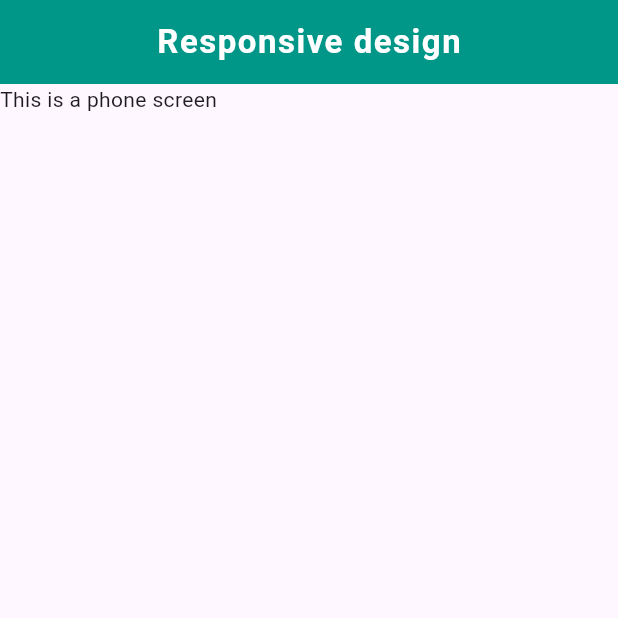
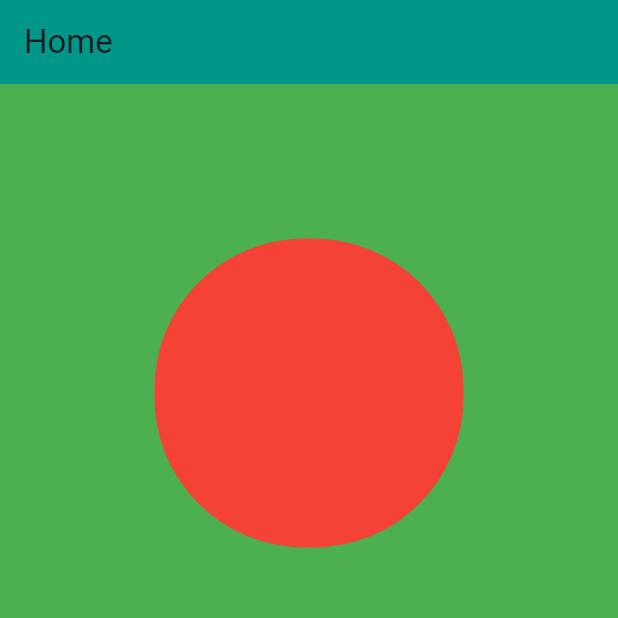
Before and after one commit to mdrahib46/Batch7-IntroProject, a Flutter app: the screen it shows after launch, on a phone screen of 412 x 824 dp, the top half of it. Run offline on Flutter 3.47's test engine with Material 3 defaults, Android fonts, the phone set to English and light mode, and no system bars; our stand-ins replace device_preview.

Commit message:
Aspect ratio | Expanded | FractionallySizeBox

```diff
--- a/lib/main.dart
+++ b/lib/main.dart
@@ -2,10 +2,7 @@
 import 'package:flutter/material.dart';
 
 void main() {
-
-  runApp(DevicePreview(
-      enabled: true,
-      builder: (context)=> const MyApp()));
+  runApp(const MyApp());
 }
 
 class MyApp extends StatelessWidget {
@@ -13,17 +10,16 @@
 
   @override
   Widget build(BuildContext context) {
-    return MaterialApp(
-      useInheritedMediaQuery: true,
-      locale: DevicePreview.locale(context),
-      builder: DevicePreview.appBuilder,
-      theme: ThemeData.light(),
-      darkTheme: ThemeData.dark(),
+    return const MaterialApp(
+      //   useInheritedMediaQuery: true,
+      //   locale: DevicePreview.locale(context),
+      //   builder: DevicePreview.appBuilder,
+      //   theme: ThemeData.light(),
+      //   darkTheme: ThemeData.dark(),
       home: HomePage(),
     );
   }
 }
-
 
 class HomePage extends StatelessWidget {
   const HomePage({super.key});
@@ -31,59 +27,25 @@
   @override
   Widget build(BuildContext context) {
     return Scaffold(
-        appBar: AppBar(
-          centerTitle: true,
-          title: const Text(
-            'Responsive design',
-            style: TextStyle(
-              color: Colors.white,
-              letterSpacing: 1,
-              fontWeight: FontWeight.bold,
-            ),
+      appBar: AppBar(
+        title: const Text('Home'),
+        backgroundColor: Colors.teal,
+      ),
+      body: SizedBox(
+       height: MediaQuery.of(context).size.width,
+          width: MediaQuery.of(context).size.width,
+       child: FractionallySizedBox(
+         widthFactor: 0.5,
+         heightFactor: 0.5,
+         child: Container(
+          decoration: BoxDecoration(
+            borderRadius: BorderRadius.circular(100),
+            color: Colors.red
           ),
-          backgroundColor: Colors.teal,
-        ),
-
-        // Responsive Design by Orientation Builder
-        // body: OrientationBuilder(
-        //   builder: (context, Orientation orientation) {
-        //     print(orientation);
-        //     if(orientation == Orientation.portrait){
-        //       return const SafeArea(
-        //           child: Wrap(
-        //             alignment: WrapAlignment.center,
-        //             children: [
-        //               Text("datasf dfafsadfa"),
-        //               Text("datas dfasdfa"),
-        //               Text("daasd fasdfta"),
-        //               Text("daas dfasta"),
-        //               Text("daasd fasta"),
-        //               Text("datdf dfasdfasa"),
-        //               Text("asdfa sdf"),
-        //             ],
-        //           ));
-        //     }
-        //     return const Center(
-        //         child: Wrap(
-        //           alignment: WrapAlignment.center,
-        //       children: [
-        //         Text('To big Screen')
-        //       ],
-        //     ));
-        //   }
-        // ),
-        body: LayoutBuilder(builder: (context, BoxConstraints constraints){
-
-          if(constraints.maxWidth < 640){
-            return Text('This is a phone screen');
-          }
-          else if(constraints.maxWidth >640 && constraints.maxWidth < 1008){
-            return Text('This ia a Teblet Screen');
-          }
-          else{
-            return Center(child: Text('This is a Desktop screen'));
-          }
-        })
+         ),
+       )
+      ),
+          backgroundColor: Colors.green,
 
     );
   }
```
